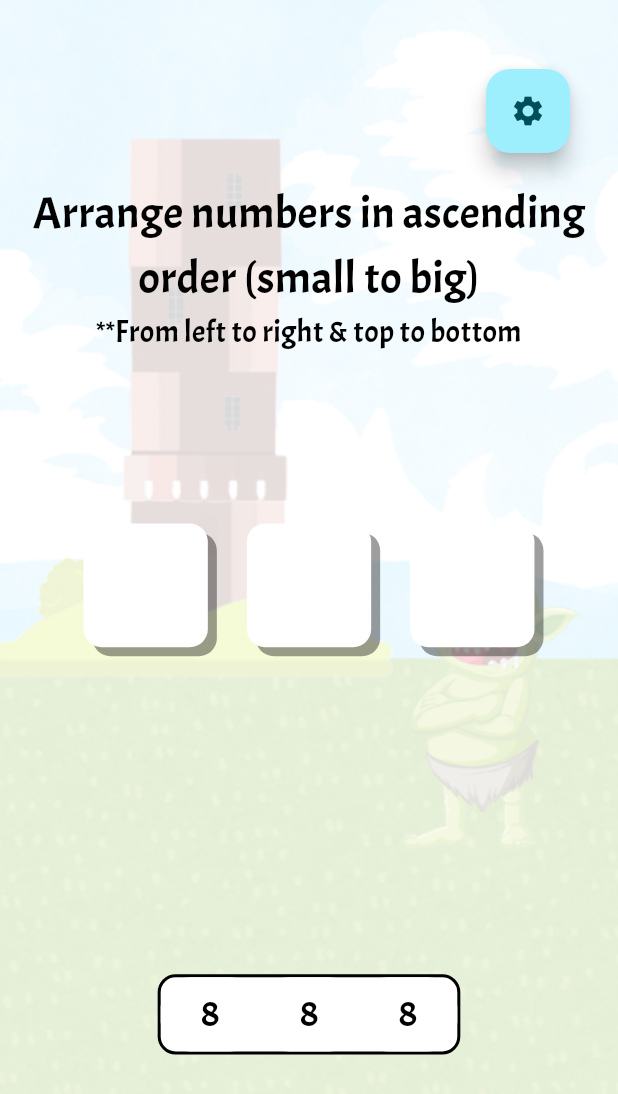
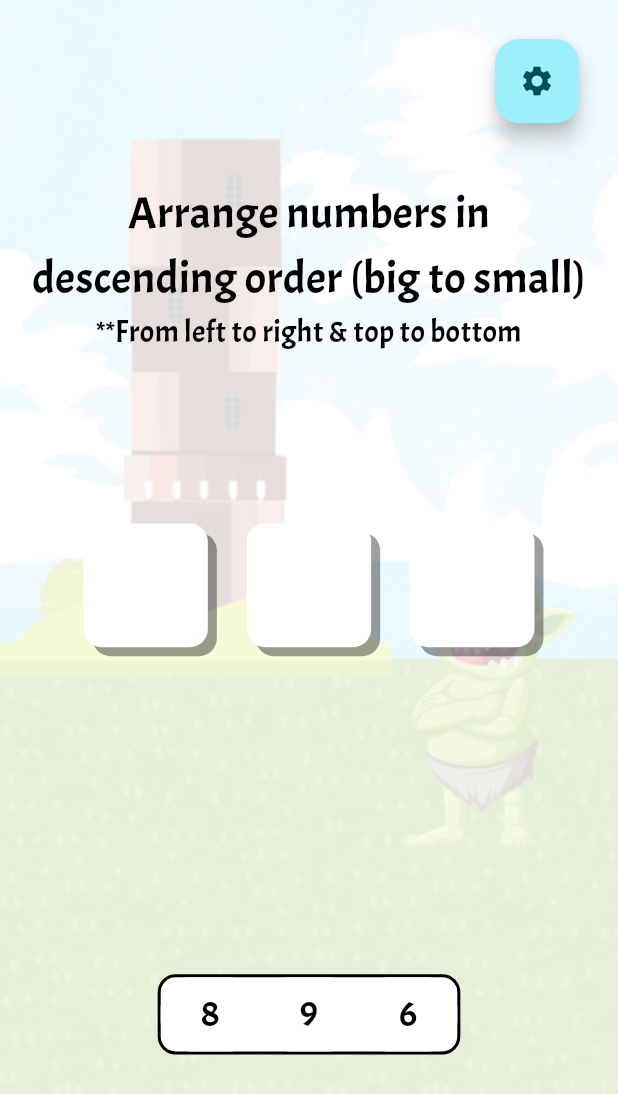
Before and after one commit to siangry/numberland_adventure, a Flutter app: the OrderNumberGamePage screen opened directly with empty values, on a phone screen of 412 x 824 dp. Shown: the top 1094 px of the screen. Run offline on Flutter 3.47's test engine with Material 3 defaults, Android fonts, the phone set to English and light mode, and no system bars; our stand-ins replace shared_preferences; missing offline and left inert: flame_audio; accounts and stored records are empty.

Commit message:
fix: repeated number in order game

```diff
--- a/lib/app/view/compareNumberScreen/compare_number_result_page.dart
+++ b/lib/app/view/compareNumberScreen/compare_number_result_page.dart
@@ -59,7 +59,7 @@
               children: [
                 CustomTextBox(
                     text:
-                        ('Score: $finalScore/15\n${resultId == 0 ? GameResultEnums.win.compareText : GameResultEnums.lose.compareText}'),
+                        ('${S.current.score}: $finalScore/15\n${resultId == 0 ? GameResultEnums.win.compareText : GameResultEnums.lose.compareText}'),
                     onNext: () => Navigator.of(context).push(
                         MaterialPageRoute(builder: (context) => MainPage()))),
               ],
--- a/lib/app/view/orderingNumberScreen/order_number_game_page.dart
+++ b/lib/app/view/orderingNumberScreen/order_number_game_page.dart
@@ -59,7 +59,12 @@
         : levelId == 1
             ? 99
             : 999;
-    return List.generate(count, (_) => Random().nextInt(maxNumber) + 1);
+
+    Set<int> numbers = {};
+    while (numbers.length < count) {
+      numbers.add(random.nextInt(maxNumber) + 1);
+    }
+    return numbers.toList();
   }
 
   void checkAnswer() async {
@@ -183,7 +188,7 @@
                 )
               ],
             ),
-            Positioned(top: 30, right: 16, child: FloatingButton())
+            Positioned(top: 10, right: 10, child: FloatingButton())
           ]),
         ),
       ),
--- a/lib/l10n/intl_en.arb
+++ b/lib/l10n/intl_en.arb
@@ -48,6 +48,7 @@
       }
     }
   },
+  "score": "Score",
   "en": "en",
   "zh": "zh",
   "ms": "ms",
--- a/lib/l10n/intl_ms.arb
+++ b/lib/l10n/intl_ms.arb
@@ -48,6 +48,7 @@
             }
         }
     },
+    "score": "Markah",
     "en":"en",
     "zh":"zh",
     "ms":"ms",
--- a/lib/l10n/intl_zh.arb
+++ b/lib/l10n/intl_zh.arb
@@ -48,6 +48,7 @@
             }
         }
     },
+    "score": "分数",
     "en":"en",
     "zh":"zh",
     "ms":"ms",
```
Also changed, not shown: lib/app/view/mainScreen/main_page.dart (+1 -6 lines), lib/generated/intl/messages_en.dart, lib/generated/intl/messages_ms.dart, lib/generated/intl/messages_zh.dart, lib/generated/l10n.dart.
